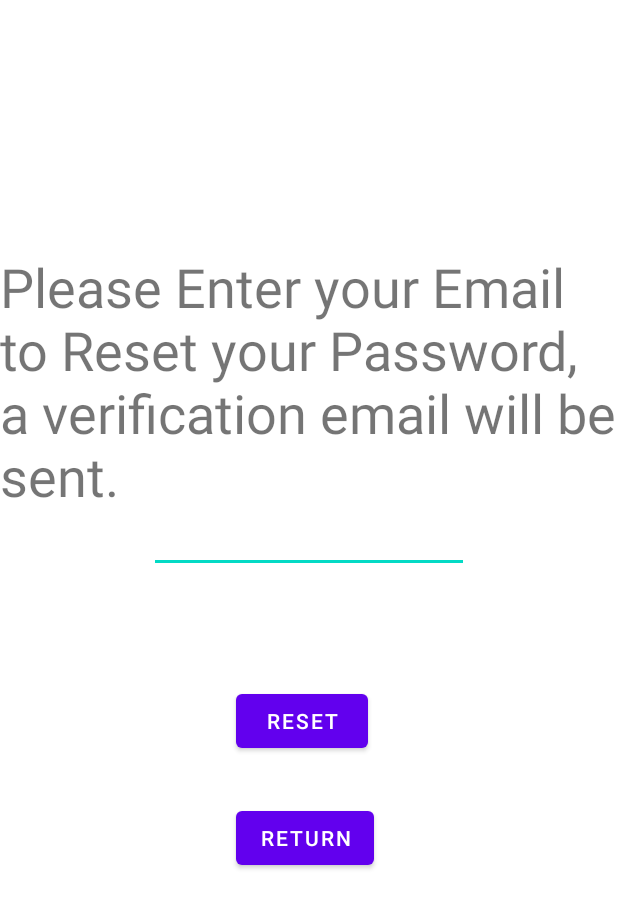
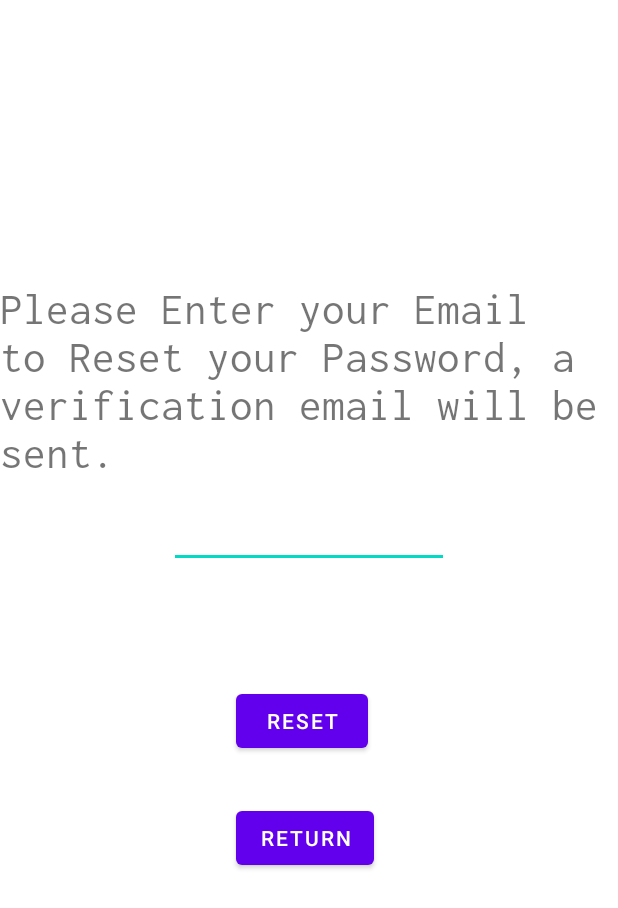
Before and after one commit to RajbirBains/HRTFitnessApp, an Android app: the ResetActivity screen opened directly, with no data from a screen before it, on a phone screen of 412 x 824 dp. Shown: the top 908 px of the screen. Run offline under Robolectric (Android 15) with nearby library versions, the phone set to English and light mode, and no system bars; our stand-ins replace Firebase (no records; nobody signed in at launch, a user with empty details on screens opened directly).

Commit message:
fixed some stuff on reset password

```diff
--- a/app/src/main/res/layout/activity_login.xml
+++ b/app/src/main/res/layout/activity_login.xml
@@ -117,11 +117,11 @@
         android:layout_marginLeft="152dp"
         android:layout_marginEnd="147dp"
         android:layout_marginRight="147dp"
-        android:layout_marginBottom="160dp"
+        android:layout_marginBottom="148dp"
         android:text="Reset Password"
         app:layout_constraintBottom_toBottomOf="parent"
         app:layout_constraintEnd_toEndOf="parent"
-        app:layout_constraintHorizontal_bias="0.0"
+        app:layout_constraintHorizontal_bias="0.54"
         app:layout_constraintStart_toStartOf="parent" />
 
 
--- a/app/src/main/res/layout/activity_reset.xml
+++ b/app/src/main/res/layout/activity_reset.xml
@@ -17,6 +17,7 @@
         android:layout_marginRight="91dp"
         android:layout_marginBottom="434dp"
         android:ems="10"
+        android:fontFamily="@font/inconsolata"
         android:inputType="textEmailAddress"
         app:layout_constraintBottom_toBottomOf="parent"
         app:layout_constraintEnd_toEndOf="parent"
@@ -29,8 +30,9 @@
         android:layout_height="wrap_content"
         android:layout_marginTop="227dp"
         android:layout_marginBottom="544dp"
+        android:fontFamily="@font/inconsolata"
         android:text="Please Enter your Email to Reset your Password, a verification email will be sent."
-        android:textSize="36sp"
+        android:textSize="30sp"
         app:layout_constraintBottom_toBottomOf="parent"
         app:layout_constraintEnd_toEndOf="parent"
         app:layout_constraintStart_toStartOf="parent"
```
